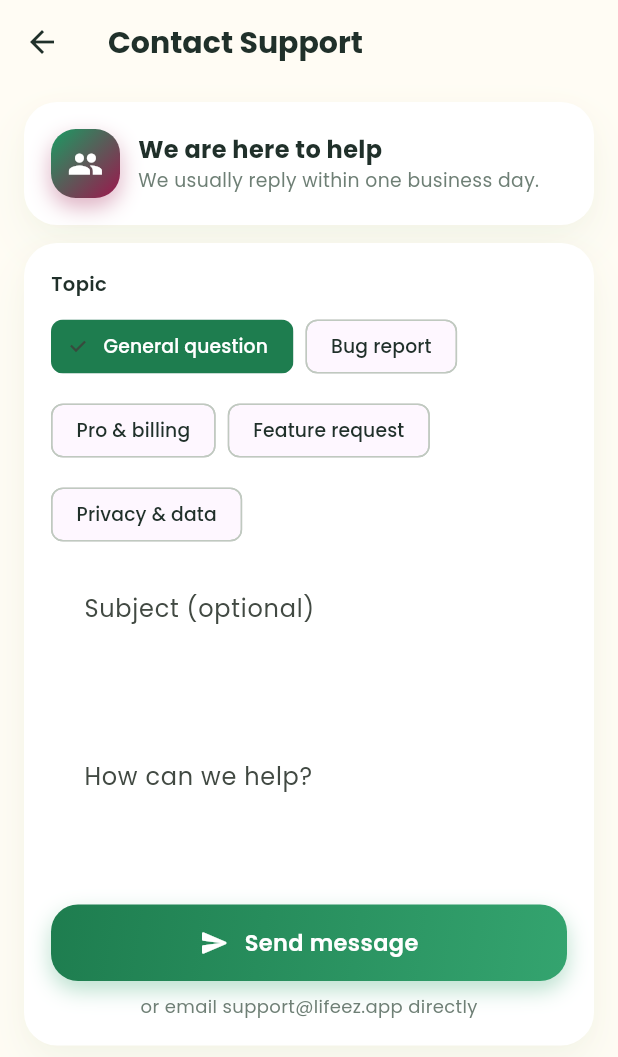
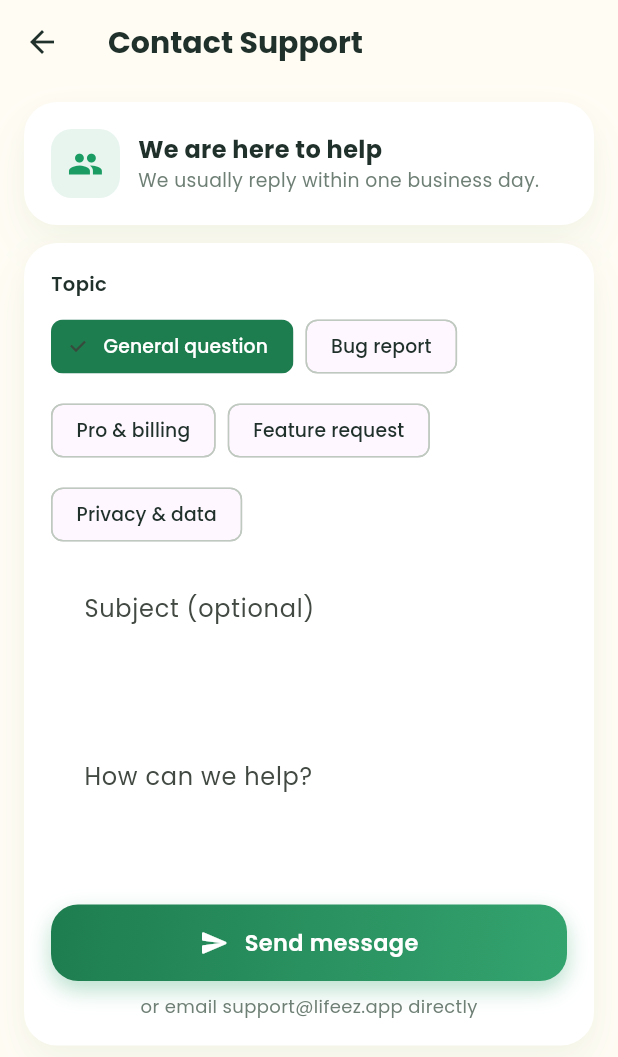
Before and after one commit to petspaws127-code/lifeez-app, a Flutter app: the ContactSupportScreen screen opened by its route, on a phone screen of 412 x 824 dp. Shown: the top 1057 px of the screen. Run offline on Flutter 3.47's test engine with Material 3 defaults, Android fonts, the phone set to English and light mode, and no system bars; our stand-ins replace fl_chart, flutter_local_notifications, google_fonts, google_sign_in, image_picker, local_auth and 8 more; missing offline and left inert: flutter_facebook_auth, google_mlkit_text_recognition; accounts and stored records are empty; network calls fail.

Commit message:
CategoryIcon: flat + sheet style (no 3D/gradient)

```diff
--- a/lib/widgets/category_icon.dart
+++ b/lib/widgets/category_icon.dart
@@ -88,11 +88,19 @@ class CategoryIcon extends StatelessWidget {
   @override
   Widget build(BuildContext context) {
     final spec = iconFor(category);
+    // Flat style matching + sheet: light green bg, green icon
     return Container(
       width: size,
       height: size,
-      decoration: AppTheme.tile3D(spec.colors, radius: size * 0.36),
-      child: Icon(spec.icon, color: Colors.white, size: size * 0.52),
+      decoration: BoxDecoration(
+        color: const Color(0xFF1A9C63).withOpacity(0.1),
+        borderRadius: BorderRadius.circular(size * 0.3),
+      ),
+      child: Icon(
+        spec.icon,
+        color: const Color(0xFF1A9C63),
+        size: size * 0.52,
+      ),
     );
   }
 }
```
